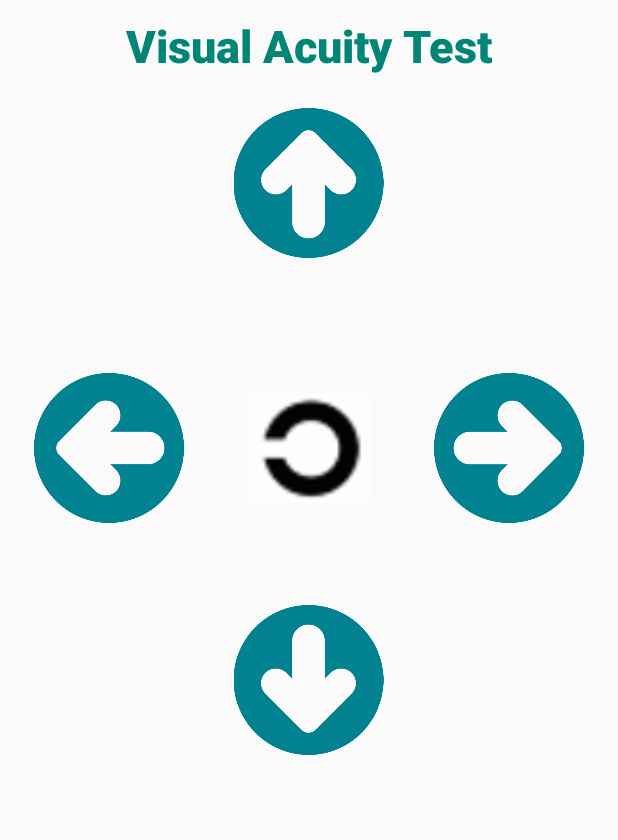
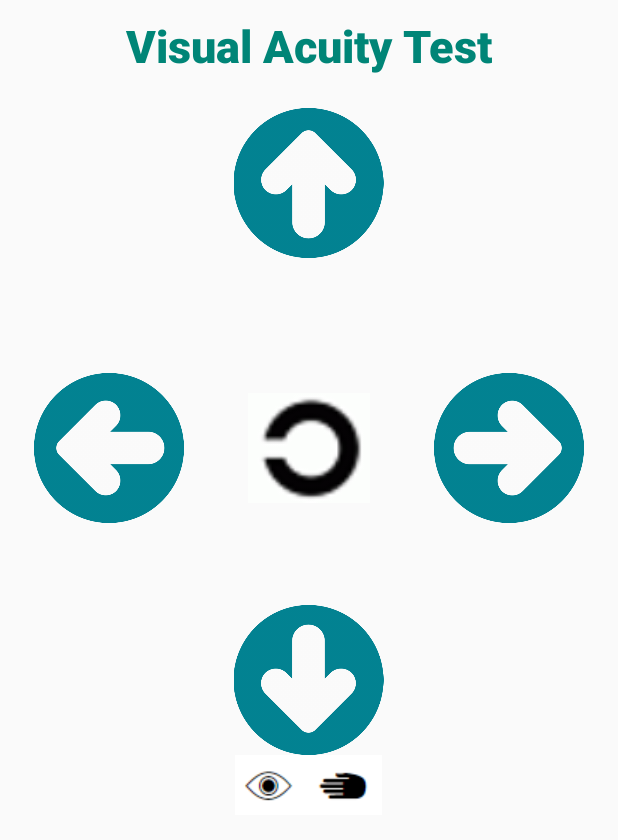
Before and after one commit to Jaspreet1995/Tesi_Android, an Android app: the test screen opened directly, with no data from a screen before it, on a phone screen of 412 x 824 dp. Shown: the top 840 px of the screen. Run offline under Robolectric (Android 15) with nearby library versions, the light colour scheme and no system bars.

Commit message:
26/01 - 01:02 AlertBox_Test

```diff
--- a/app/src/main/java/com/example/myapplication/test.java
+++ b/app/src/main/java/com/example/myapplication/test.java
@@ -8,6 +8,7 @@ import android.content.Intent;
 import android.content.SharedPreferences;
 import android.os.Bundle;
 import android.util.Log;
+import android.view.LayoutInflater;
 import android.view.MotionEvent;
 import android.view.View;
 import android.widget.ImageView;
@@ -26,6 +27,7 @@ public class test extends Activity implements View.OnClickListener {
     ImageView right;
     ImageView left;
     ImageView c_land;
+    ImageView cover;
     int orientamento;
     String posizione;
     String button_click;
@@ -49,13 +51,14 @@ public class test extends Activity implements View.OnClickListener {
         pref = getSharedPreferences(MyPREFERENCES, Context.MODE_PRIVATE);
 
         editor = pref.edit();
-
+        //cover = new ImageView(this);
 
         up = (ImageView) findViewById(R.id.up);
         down = (ImageView) findViewById(R.id.down);
         right = (ImageView) findViewById(R.id.right);
         left = (ImageView) findViewById(R.id.left_1);
         c_land = (ImageView) findViewById(R.id.cland);
+        cover = (ImageView) findViewById(R.id.cover);
 
 
         up.setImageResource(R.drawable.up);
@@ -63,6 +66,7 @@ public class test extends Activity implements View.OnClickListener {
         right.setImageResource(R.drawable.up);
         left.setImageResource(R.drawable.up);
         c_land.setImageResource(R.drawable.clandolt);
+        cover.setImageResource(R.drawable.covereye);
 
         right.setOnClickListener(new View.OnClickListener() {
             //@Override
@@ -182,10 +186,24 @@ public class test extends Activity implements View.OnClickListener {
             Log.d(TAG, "STRINGGG SX: " + stringa_risultati_sx);
         } else {
             if(occhio=="dx"){
+
                 AlertDialog.Builder alertDialog = new AlertDialog.Builder(this);
+                LayoutInflater factory = LayoutInflater.from(this);
+
+                final View view = factory.inflate(R.layout.alertbox_test, null);
                 alertDialog.setMessage("Cover your right eye");
+                alertDialog.setView(view);
+                alertDialog.setNeutralButton("Here!", new DialogInterface.OnClickListener() {
+                    public void onClick(DialogInterface dlg, int sumthin) {
+                        dlg.dismiss();
+
+                   }
+                });
                 alertDialog.create();
                 alertDialog.show();
+
+
+
                 occhio="sx";
                 step=1;
             } else {
@@ -193,6 +211,7 @@ public class test extends Activity implements View.OnClickListener {
                 editor.putString("risultato_dx", stringa_risultati_dx);
                 editor.putString("risultato_sx", stringa_risultati_sx);
                 editor.commit();
+
                 AlertDialog.Builder alertDialog = new AlertDialog.Builder(this);
                 alertDialog.setMessage("Test completed,bravo");
                 alertDialog.create();
--- a/app/src/main/res/layout/test.xml
+++ b/app/src/main/res/layout/test.xml
@@ -100,6 +100,20 @@
         </LinearLayout>
 
 
+        <LinearLayout
+            android:layout_width="match_parent"
+            android:layout_height="wrap_content"
+            android:gravity="center"
+            android:orientation="vertical">
+
+            <ImageView
+                android:id="@+id/cover"
+                android:layout_width="wrap_content"
+                android:layout_height="wrap_content"
+                app:srcCompat="@drawable/covereye" />
+        </LinearLayout>
+
+
     </LinearLayout>
 
 </LinearLayout>
```
Also changed, not shown: app/src/main/res/layout/alertbox_test.xml (added, +13 -0 lines).
